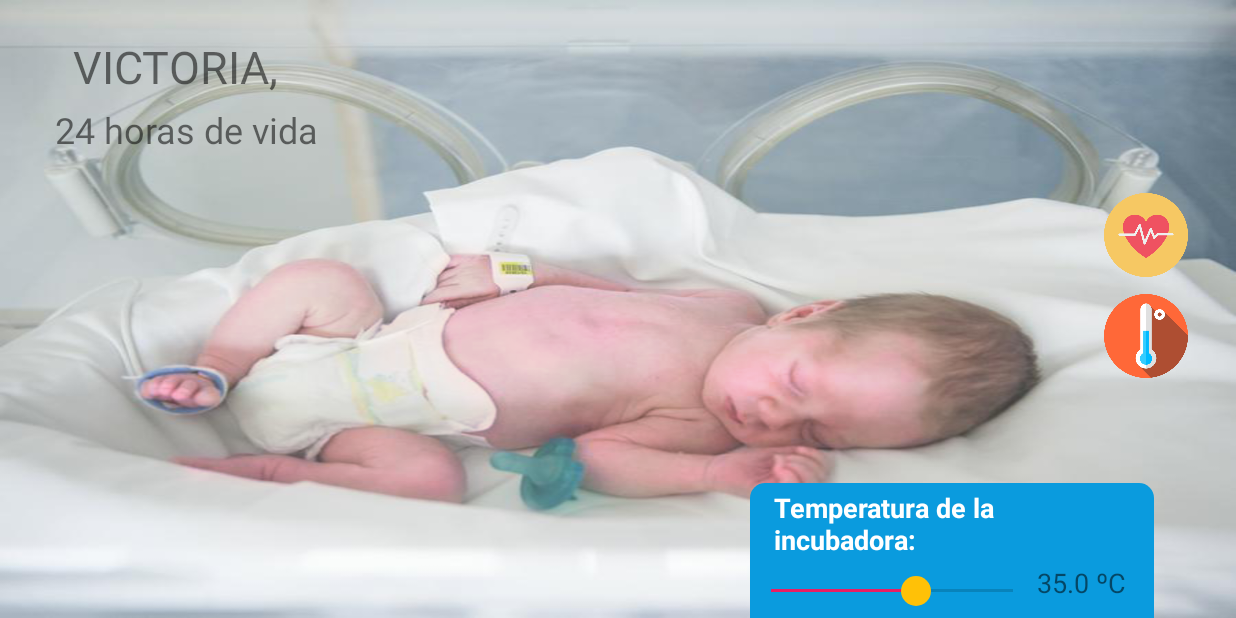
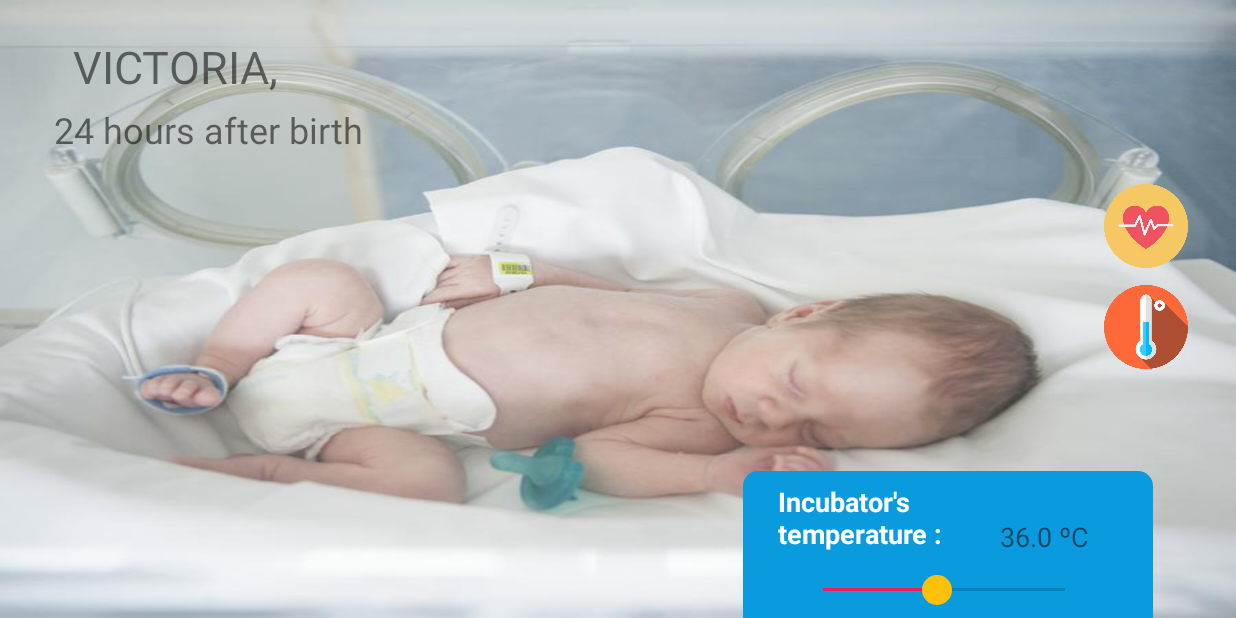
Before and after one commit to luisajojoa/appBebeTesis, an Android app: the screen it shows after launch (MainActivity), on a phone screen of 824 x 412 dp (held sideways). Run offline under Robolectric (Android 15) with nearby library versions, the light colour scheme and no system bars; Roboto replaces fonts that are not available here.

Commit message:
Final changes

```diff
--- a/app/src/main/java/com/tesis/bebeappble/UI/BabyAppearanceModifier.kt
+++ b/app/src/main/java/com/tesis/bebeappble/UI/BabyAppearanceModifier.kt
@@ -14,10 +14,9 @@ class BabyAppearanceModifier() {
                 in 375..381 -> constraintLayout.setBackgroundResource(R.drawable.bebe_rojo_2)
                 in 382..387 -> constraintLayout.setBackgroundResource(R.drawable.bebe_rojo_3)
                 in 388..420 -> constraintLayout.setBackgroundResource(R.drawable.bebe_super_rojo)
-                in 330..343 -> constraintLayout.setBackgroundResource(R.drawable.bluebaby)
-                in 344..349 -> constraintLayout.setBackgroundResource(R.drawable.blue_baby_1)
-                in 350..355 -> constraintLayout.setBackgroundResource(R.drawable.blue_baby_2)
-                in 355..359 -> constraintLayout.setBackgroundResource(R.drawable.blue_baby_3)
+                in 330..347 -> constraintLayout.setBackgroundResource(R.drawable.bluebaby)
+                in 348..352 -> constraintLayout.setBackgroundResource(R.drawable.blue_baby_3)
+                in 353..359 -> constraintLayout.setBackgroundResource(R.drawable.blue_baby_2)
                 else -> constraintLayout.setBackgroundResource(R.drawable.bebesaludable)
             }
         }
--- a/app/src/main/java/com/tesis/bebeappble/UI/MainActivity.kt
+++ b/app/src/main/java/com/tesis/bebeappble/UI/MainActivity.kt
@@ -90,7 +90,7 @@ class MainActivity : AppCompatActivity() {
                 0
             }
             messageSender.send(counterHead.toBigInteger(), MessageSender.HEAD_TREATMENT)
-
+            Log.i("luisajojoa","long clic cabeza")
             return@setOnLongClickListener true
         }
 
@@ -102,7 +102,9 @@ class MainActivity : AppCompatActivity() {
             }
 
             messageSender.send(counterNose.toBigInteger(), MessageSender.NOSE_TREATMENT)
+            Log.i("luisajojoa", "CounterNose : $counterNose")
         }
+
 
         var startPoint : Int?= null
         var endPoint :Int ?= null
--- a/app/src/main/java/com/tesis/bebeappble/bluetooth/MessagesReceivedManager.kt
+++ b/app/src/main/java/com/tesis/bebeappble/bluetooth/MessagesReceivedManager.kt
@@ -9,8 +9,8 @@ object MessagesReceivedManager {
     private var newTemperatureMessageCallback : ((Message) -> Unit)? = null
     private var newCryingMessageCallback : ((Message) -> Unit)? = null
     private val tempMessages = HashMap<String, Message>()
-    private const val BABY_CRYING = 1
-    private const val BABY_NOT_CRYING = 0
+    const val BABY_CRYING = 1
+    const val BABY_NOT_CRYING = 0
     const val HEART_RATE_MESSAGE = "HeartRateMessage"
     const val BREATHING_RATE_MESSAGE = "BreathingRateMessage"
     const val CRY_MESSAGE = "CryMessage"
@@ -24,7 +24,7 @@ object MessagesReceivedManager {
         this.newTemperatureMessageCallback = callback
     }
 
-    private fun listenNewCrying(callback: (Message) -> Unit){
+    fun listenNewCrying(callback: (Message) -> Unit){
         this.newCryingMessageCallback = callback
     }
 
--- a/app/src/main/res/layout/activity_main.xml
+++ b/app/src/main/res/layout/activity_main.xml
@@ -13,12 +13,12 @@
 
     <TextView
         android:id="@+id/containerAmbientTemperature"
-        android:layout_width="269dp"
-        android:layout_height="90dp"
+        android:layout_width="273dp"
+        android:layout_height="98dp"
         android:background="@drawable/custom2"
         app:layout_constraintBottom_toBottomOf="parent"
         app:layout_constraintEnd_toEndOf="parent"
-        app:layout_constraintHorizontal_bias="0.902"
+        app:layout_constraintHorizontal_bias="0.899"
         app:layout_constraintStart_toStartOf="parent"
         app:layout_constraintTop_toTopOf="parent"
         app:layout_constraintVertical_bias="1.0" />
@@ -29,7 +29,7 @@
         android:layout_height="wrap_content"
         android:layout_marginTop="4dp"
         android:fontFamily="@font/carter_one"
-        android:text="24 horas de vida"
+        android:text="24 hours after birth"
         android:textAlignment="center"
         android:textSize="24sp"
         app:layout_constraintStart_toStartOf="@+id/nameMyBaby"
@@ -80,15 +80,15 @@
         android:layout_height="36dp"
         android:background="@android:color/transparent"
         android:max="450"
-        android:min="200"
-        android:progress="350"
+        android:min="280"
+        android:progress="360"
         android:progressTint="#E91E63"
         android:scrollbarSize="6dp"
         android:thumb="@drawable/customseekbar"
         android:thumbTint="#FFC107"
         android:thumbTintMode="src_in"
         app:layout_constraintBottom_toBottomOf="@+id/containerAmbientTemperature"
-        app:layout_constraintEnd_toEndOf="@+id/textView5"
+        app:layout_constraintEnd_toEndOf="@+id/ambientTemperatur"
         app:layout_constraintHorizontal_bias="1.0"
         app:layout_constraintStart_toStartOf="@+id/textView5"
         app:layout_constraintTop_toBottomOf="@+id/textView5"
@@ -96,11 +96,11 @@
 
     <TextView
         android:id="@+id/textView5"
-        android:layout_width="175dp"
-        android:layout_height="50dp"
-        android:layout_marginTop="4dp"
+        android:layout_width="136dp"
+        android:layout_height="53dp"
+        android:layout_marginTop="8dp"
         android:fontFamily="@font/capriola"
-        android:text="Temperatura de la incubadora:"
+        android:text="Incubator's temperature :"
         android:textAppearance="@style/TextAppearance.AppCompat.Body1"
         android:textColor="@android:color/primary_text_dark"
         android:textSize="18sp"
@@ -146,16 +146,17 @@
         android:id="@+id/ambientTemperatur"
         android:layout_width="wrap_content"
         android:layout_height="wrap_content"
-        android:layout_marginBottom="8dp"
+        android:layout_marginStart="12dp"
+        android:layout_marginTop="8dp"
         android:fontFamily="@font/capriola"
         android:text="28.5 ºC"
         android:textSize="18sp"
-        app:layout_constraintBottom_toBottomOf="@+id/containerAmbientTemperature"
+        app:layout_constraintBottom_toBottomOf="@+id/textView5"
         app:layout_constraintEnd_toEndOf="@+id/containerAmbientTemperature"
         app:layout_constraintHorizontal_bias="0.0"
-        app:layout_constraintStart_toEndOf="@+id/temperaturaSlider"
-        app:layout_constraintTop_toBottomOf="@+id/textView5"
-        app:layout_constraintVertical_bias="0.0" />
+        app:layout_constraintStart_toEndOf="@+id/textView5"
+        app:layout_constraintTop_toTopOf="@+id/containerAmbientTemperature"
+        app:layout_constraintVertical_bias="0.82" />
 
     <Button
         android:id="@+id/btnHead"
```
Also changed, not shown: app/src/main/res/drawable/bebesaludable.jpg (renamed from app/src/main/res/drawable/blue_baby_1.jpg), app/src/main/res/drawable/bebesaludable.png (deleted).
